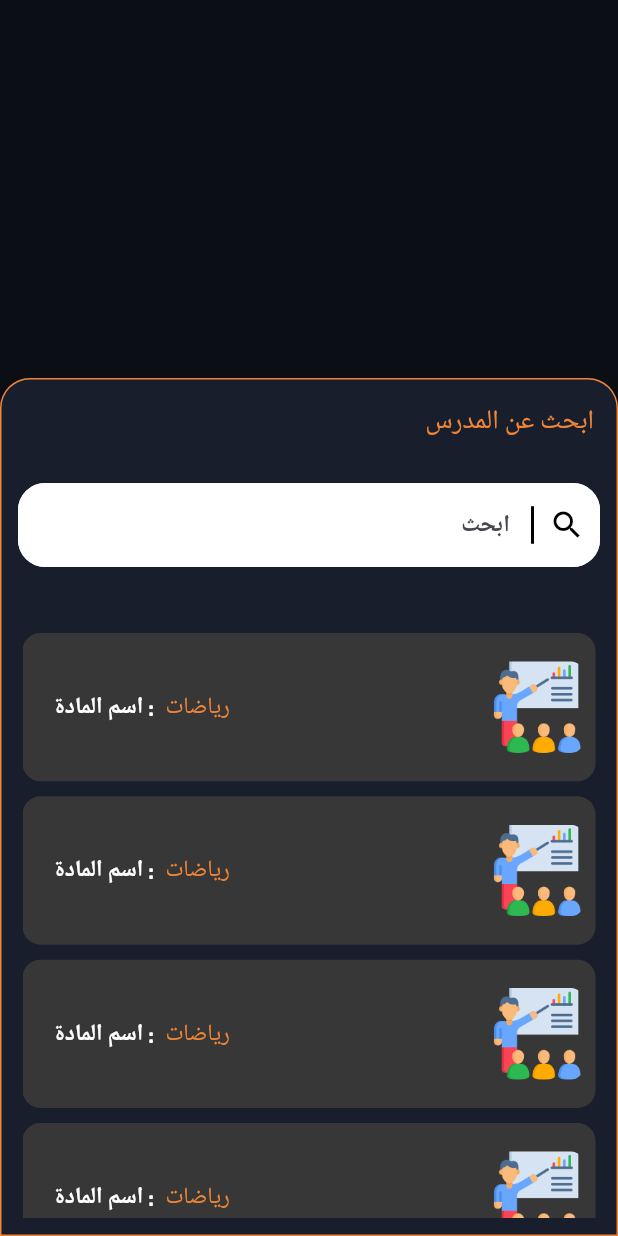
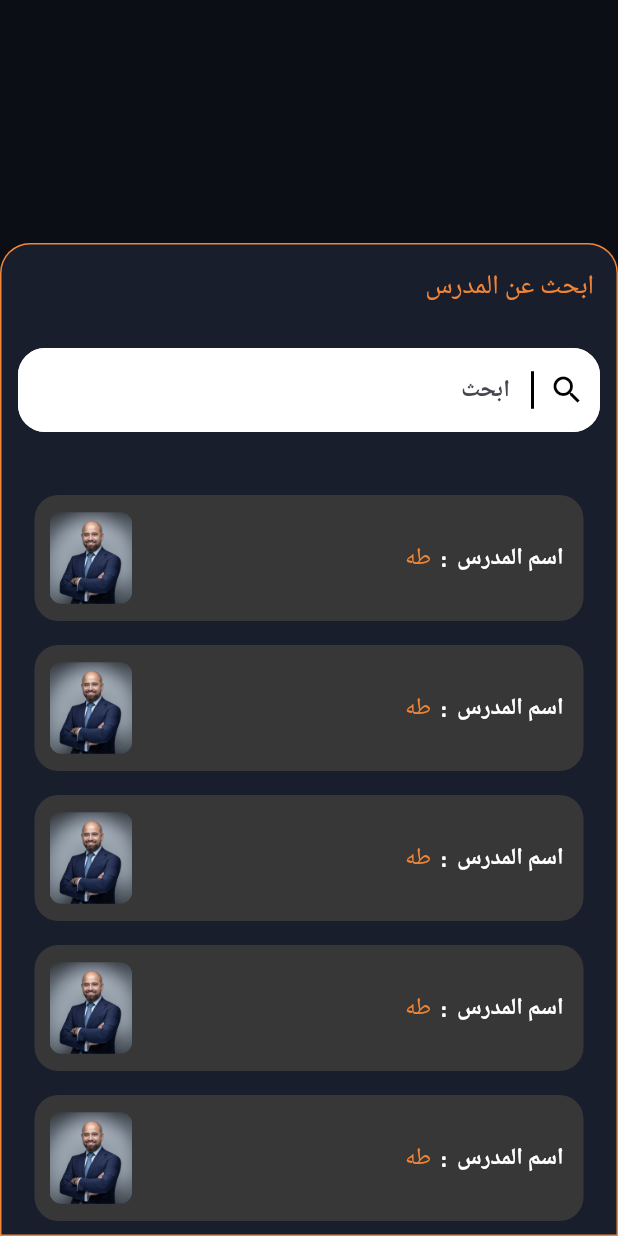
Before and after one commit to Taha12aas/quizapp, a Flutter app: what showCustomDropDownSearch() shows on an empty page, opened directly, on a phone screen of 412 x 824 dp. Run offline on Flutter 3.47's test engine with Material 3 defaults, Android fonts, the phone set to English and light mode, and no system bars; missing offline and left inert: font_awesome_icon_class; project files that could hold a hidden picture were left out.

Commit message:
add folder DropDownSearch In it TeacherCardDropDownSearchItem and  fanction showCustomDropDownSearch

```diff
--- a/lib/Mobile/views/add_teacher.dart
+++ b/lib/Mobile/views/add_teacher.dart
@@ -14,11 +14,7 @@ class AddTeacher extends StatelessWidget {
   @override
   Widget build(BuildContext context) {
     return Scaffold(
-      appBar: customAppBar(
-        'إضافة مدرس',
-        false,
-        (context)
-      ),
+      appBar: customAppBar('إضافة مدرس'),
       body: Padding(
         padding: const EdgeInsets.symmetric(horizontal: 18),
         child: Column(
--- a/lib/Mobile/views/add_teacher_view.dart
+++ b/lib/Mobile/views/add_teacher_view.dart
@@ -14,7 +14,7 @@ class AddTeacherView extends StatelessWidget {
   @override
   Widget build(BuildContext context) {
     return Scaffold(
-      appBar: customAppBar('إضافة مدرس', false, context),
+      appBar: customAppBar('إضافة مدرس'),
       body: Padding(
         padding: const EdgeInsets.symmetric(horizontal: 18),
         child: Column(
--- a/lib/Mobile/views/generated_questions_view.dart
+++ b/lib/Mobile/views/generated_questions_view.dart
@@ -10,7 +10,7 @@ class GeneratedQuestionsView extends StatelessWidget {
   @override
   Widget build(BuildContext context) {
     return Scaffold(
-      appBar: customAppBar('رياضيات', true, context),
+      appBar: customAppBar('رياضيات'),
       body: Padding(
         padding: const EdgeInsets.all(18),
         child: Center(
--- a/lib/Mobile/views/subjects_view.dart
+++ b/lib/Mobile/views/subjects_view.dart
@@ -10,7 +10,7 @@ class SubjectsView extends StatelessWidget {
   @override
   Widget build(BuildContext context) {
     return Scaffold(
-      appBar: customAppBar('المواد', true, context),
+      appBar: customAppBar('المواد'),
       body: const Padding(
         padding: EdgeInsets.all(18),
         child: Column(
--- a/lib/Mobile/views/teacher_subjects_view.dart
+++ b/lib/Mobile/views/teacher_subjects_view.dart
@@ -11,8 +11,6 @@ class TeacherSubjects extends StatelessWidget {
     return Scaffold(
       appBar: customAppBar(
         'مواد المدرس',
-        true,
-        context,
       ),
       body: const Padding(
         padding: EdgeInsets.all(18),
--- a/lib/Mobile/views/teachers_view.dart
+++ b/lib/Mobile/views/teachers_view.dart
@@ -11,7 +11,7 @@ class TeachersView extends StatelessWidget {
   @override
   Widget build(BuildContext context) {
     return Scaffold(
-      appBar: customAppBar('المدرسين', true, context),
+      appBar: customAppBar('المدرسين'),
       body: Padding(
         padding: const EdgeInsets.all(18),
         child: Column(
--- a/lib/Mobile/widgets/generated_question.dart/questions_list.dart
+++ b/lib/Mobile/widgets/generated_question.dart/questions_list.dart
@@ -1,4 +1,3 @@
-
 import 'package:flutter/material.dart';
 import 'package:quizapp/Mobile/widgets/generated_question.dart/year_questions.dart';
 
--- /dev/null
+++ b/lib/Mobile/widgets/home_view/DropDownSearch/show_custom_drop_down_search.dart
@@ -0,0 +1,68 @@
+
+import 'package:flutter/material.dart';
+import 'package:quizapp/Mobile/widgets/log_in_view/auth_text_field.dart';
+import 'package:quizapp/Mobile/widgets/home_view/DropDownSearch/teacher_card_drop_down_search_item.dart';
+import 'package:quizapp/utils/constants.dart';
+import 'package:quizapp/utils/font_style.dart';
+
+void showCustomDropDownSearch(BuildContext context) {
+  showModalBottomSheet(
+    scrollControlDisabledMaxHeightRatio: 900,
+    backgroundColor: kBackGround,
+    context: context,
+    shape: const RoundedRectangleBorder(
+      side: BorderSide(color: kOrangeColor),
+      borderRadius: BorderRadius.vertical(
+        top: Radius.circular(20.0),
+      ),
+    ),
+    builder: (BuildContext context) {
+      return Directionality(
+        textDirection: TextDirection.rtl,
+        child: Column(
+          crossAxisAlignment: CrossAxisAlignment.start,
+          mainAxisSize: MainAxisSize.min,
+          children: [
+            const Padding(
+              padding: EdgeInsets.all(16.0),
+              child: Text(
+                'ابحث عن المدرس',
+                style: FontStyleApp.textStyleOrange18,
+              ),
+            ),
+            const Padding(
+              padding: EdgeInsets.all(12),
+              child: AuthTextField(hintText: 'ابحث', iconData: Icons.search),
+            ),
+            const SizedBox(
+              height: 20,
+            ),
+            Padding(
+              padding: const EdgeInsets.symmetric(horizontal: 15, vertical: 2),
+              child: SizedBox(
+                height: 500,
+                child: ListView.builder(
+                  shrinkWrap: true,
+                  itemBuilder: (context, index) {
+                    return SizedBox(
+                      height: 100,
+                      child: Padding(
+                        padding: const EdgeInsets.all(8.0),
+                        child: TeacherCardDropDownSearchItem(
+                          teacherImge: 'assets/images/TeachersTaha.jpg',
+                          onTap: () {},
+                          teacherName: 'طه',
+                        ),
+                      ),
+                    );
+                  },
+                  itemCount: 10,
+                ),
+              ),
+            ),
+          ],
+        ),
+      );
+    },
+  );
+}
--- /dev/null
+++ b/lib/Mobile/widgets/home_view/DropDownSearch/teacher_card_drop_down_search_item.dart
@@ -0,0 +1,64 @@
+
+import 'package:flutter/material.dart';
+import 'package:quizapp/utils/constants.dart';
+import 'package:quizapp/utils/font_style.dart';
+import 'package:quizapp/utils/responsive_text.dart';
+
+class TeacherCardDropDownSearchItem extends StatelessWidget {
+  const TeacherCardDropDownSearchItem({
+    super.key,
+    required this.onTap,
+    required this.teacherName,
+    required this.teacherImge,
+  });
+  final void Function()? onTap;
+
+  final String teacherName;
+  final String teacherImge;
+
+  @override
+  Widget build(BuildContext context) {
+    double screenHeight = MediaQuery.of(context).size.height;
+    return InkWell(
+      borderRadius: BorderRadius.circular(14),
+      onTap: onTap,
+      child: Container(
+        width: double.infinity,
+        height: screenHeight * 0.12,
+        padding: const EdgeInsets.symmetric(horizontal: 10),
+        decoration: BoxDecoration(
+          borderRadius: BorderRadius.circular(16),
+          color: kAshenColor,
+        ),
+        child: Row(
+          mainAxisAlignment: MainAxisAlignment.spaceBetween,
+          children: [
+            Row(
+              mainAxisAlignment: MainAxisAlignment.spaceBetween,
+              children: [
+                Text(
+                  ' اسم المدرس  :  ',
+                  style: FontStyleApp.textStylewite15
+                      .copyWith(fontSize: getResponsiveText(context, 15)),
+                ),
+                Text(
+                  teacherName,
+                  style: FontStyleApp.textStyleOrange15
+                      .copyWith(fontSize: getResponsiveText(context, 15)),
+                ),
+              ],
+            ),
+            ClipRRect(
+              borderRadius: BorderRadius.circular(8),
+              child: Image.asset(
+                teacherImge,
+                height: screenHeight * 0.074,
+                fit: BoxFit.cover,
+              ),
+            ),
+          ],
+        ),
+      ),
+    );
+  }
+}
--- a/lib/utils/custom_app_bar.dart
+++ b/lib/utils/custom_app_bar.dart
@@ -1,11 +1,8 @@
 import 'package:flutter/material.dart';
-import 'package:quizapp/Mobile/widgets/log_in_view/auth_text_field.dart';
-import 'package:quizapp/Mobile/widgets/teachers_view_and_subjects_view/list_view_card_subjects.dart';
 import 'package:quizapp/utils/constants.dart';
 import 'package:quizapp/utils/font_style.dart';
 
-AppBar customAppBar(
-    String title, bool isfoundsearchicon, BuildContext context) {
+AppBar customAppBar(String title) {
   return AppBar(
     centerTitle: true,
     shape: const RoundedRectangleBorder(
@@ -17,112 +14,8 @@ AppBar customAppBar(
       title,
       style: FontStyleApp.textStylewite15,
     ),
-    actions: [
-      isfoundsearchicon
-          ? Padding(
-              padding: const EdgeInsets.only(
-                right: 12,
-              ),
-              child: IconButton(
-                onPressed: () {
-                  showCustomDropDownSearch(context);
-                },
-                icon: const Icon(
-                  Icons.search,
-                  color: Colors.white,
-                ),
-              ),
-            )
-          : const SizedBox()
-    ],
     iconTheme: const IconThemeData(
       color: Colors.white,
     ),
   );
 }
-
-void showCustomDropDownSearch(BuildContext context) {
-  showModalBottomSheet(
-    scrollControlDisabledMaxHeightRatio: 900,
-    backgroundColor: kBackGround,
-    context: context,
-    shape: const RoundedRectangleBorder(
-      side: BorderSide(color: kOrangeColor),
-      borderRadius: BorderRadius.vertical(
-        top: Radius.circular(20.0),
-      ),
-    ),
-    builder: (BuildContext context) {
-      return Directionality(
-        textDirection: TextDirection.rtl,
-        child: Column(
-          crossAxisAlignment: CrossAxisAlignment.start,
-          mainAxisSize: MainAxisSize.min,
-          children: [
-            const Padding(
-              padding: EdgeInsets.all(16.0),
-              child: Text(
-                'ابحث عن المدرس',
-                style: FontStyleApp.textStyleOrange18,
-              ),
-            ),
-            const Padding(
-              padding: EdgeInsets.all(12),
-              child: AuthTextField(hintText: 'ابحث', iconData: Icons.search),
-            ),
-            const SizedBox(
-              height: 20,
-            ),
-            ListView(
-              shrinkWrap: true,
-              children: const [
-                Padding(
-                  padding: EdgeInsets.symmetric(horizontal: 15, vertical: 2),
-                  child: SizedBox(
-                    height: 400,
-                    child:
-                        ListViewCardSubjects(), //استبدالها في وحدة جديدة بقلها اسم المدرس و صورته فقط
-                  ),
-                ),
-                SizedBox(
-                  height: 10,
-                )
-              ],
-            ),
-          ],
-        ),
-      );
-    },
-  );
-}
-
-//خود هاد التابع وحطو بدال showCustomDropDownSearch وشوف شكلو
-// void showDropDownSearch(BuildContext context) {
-//   DropDownState(
-//     heightOfBottomSheet: 800,
-//     DropDown(
-//       searchHintText: 'ابحث',
-//       data: [
-//         SelectedListItem(name: "طه حوراني", value: "1"),
-//         SelectedListItem(name: "سليم عويجان", value: "2"),
-//         SelectedListItem(name: "طه فاخوري", value: "3"),
-//         SelectedListItem(name: "علوم", value: "4"),
-//       ],
-//       bottomSheetTitle: const Directionality(
-//         textDirection: TextDirection.rtl, // ضبط العنوان ليظهر من اليمين
-//         child: Text(
-//           'ابحث عن المدرس',
-//           style: TextStyle(fontSize: 18, fontWeight: FontWeight.bold),
-//         ),
-//       ),
-//       enableMultipleSelection: false, // السماح باختيار عنصر واحد فقط
-//       selectedItems: (List<dynamic> selectedList) {
-//         // يتم تنفيذ هذه الدالة عند اختيار عنصر
-//         if (selectedList.isNotEmpty) {
-//           final selected = selectedList.first as SelectedListItem;
-//           print("تم اختيار المدرس: ${selected.name}");
-//         }
-//       },
-//     ),
-//   ).showModal(context); // عرض القائمة المنسدلة
-// }
--- a/lib/utils/main_view_app_bar.dart
+++ b/lib/utils/main_view_app_bar.dart
@@ -1,5 +1,5 @@
 import 'package:flutter/material.dart';
-import 'package:quizapp/utils/custom_app_bar.dart';
+import 'package:quizapp/Mobile/widgets/home_view/DropDownSearch/show_custom_drop_down_search.dart';
 
 PreferredSizeWidget mainViewAppBar(BuildContext context) {
   return PreferredSize(
```
